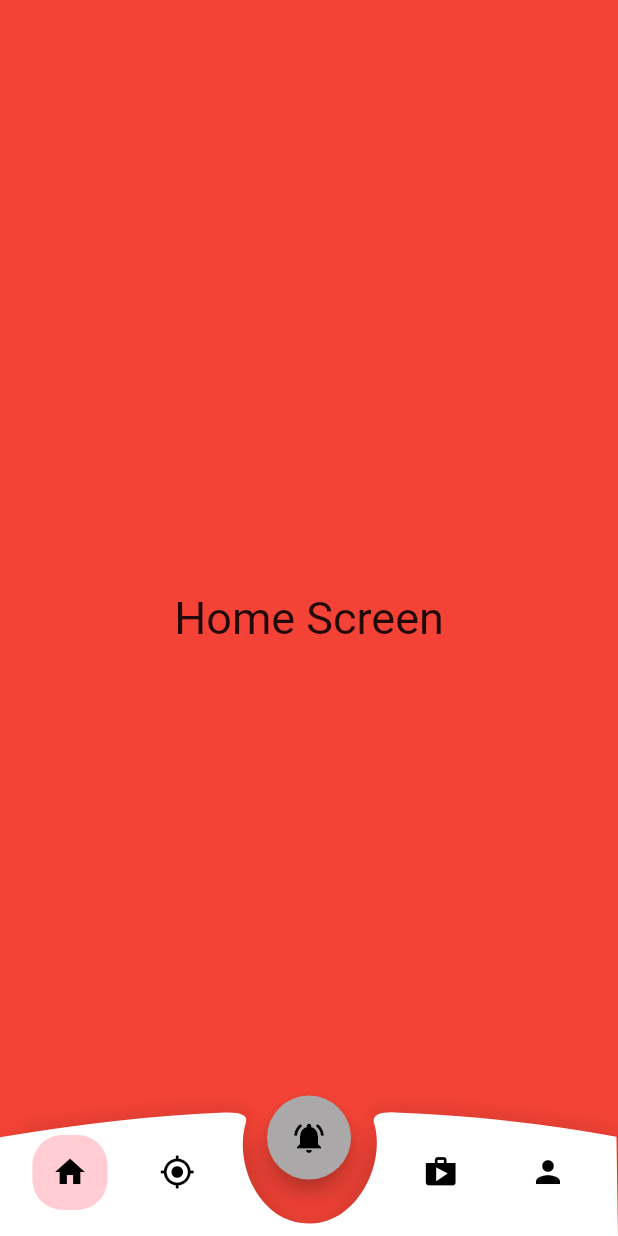
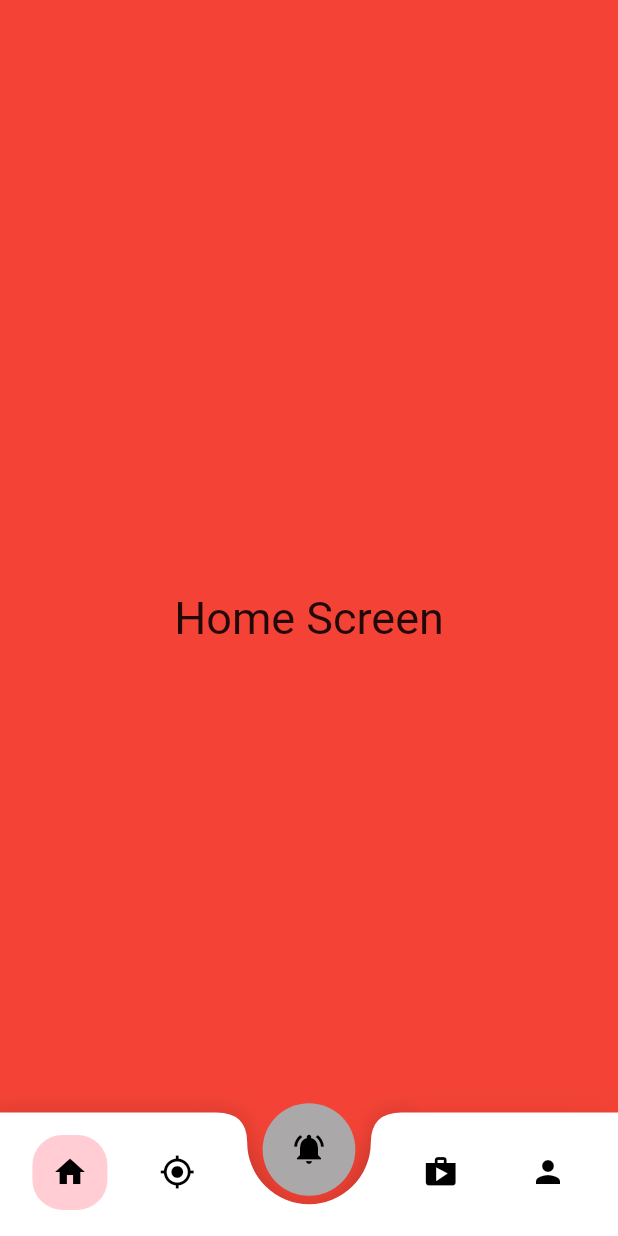
Before and after one commit to ahmednasser74/curved_bottom_navigatiom_an, a Flutter app: the screen it shows after launch, on a phone screen of 412 x 824 dp. Run offline on Flutter 3.47's test engine with Material 2 defaults, Android fonts, the phone set to English and light mode, and no system bars.

Commit message:
change style and custom decoration of curved button

```diff
--- a/lib/curved_bottom_navigation.dart
+++ b/lib/curved_bottom_navigation.dart
@@ -6,9 +6,12 @@ import 'painter_bottom_navigation.dart';
 class CurvedBottomNavigationAN extends StatefulWidget {
   final List<Widget> screenItems, buttonItems;
   final void Function(int index) currentIndex;
+  final VoidCallback? onTapCurvedButton;
   final double buttonRadius, buttonWidth, buttonHeight, elevation, heightFactor;
   int initIndex;
+  final double? bottomNavHeight, curvedButtonHeight;
   final BottomNavStyle bottomNavStyle;
+  final BoxDecoration? curvedButtonDecoration;
   final Color selectedColor,
       unSelectedColor,
       curvedButtonUnSelectedColor,
@@ -31,7 +34,11 @@ class CurvedBottomNavigationAN extends StatefulWidget {
     this.backgroundColor = Colors.white,
     this.curvedButtonUnSelectedColor = Colors.white,
     this.curvedButtonSelectedColor = Colors.red,
-    this.bottomNavStyle = BottomNavStyle.curvedBottomNavCenter,
+    this.bottomNavStyle = BottomNavStyle.styleCenter,
+    this.bottomNavHeight,
+    this.curvedButtonDecoration,
+    this.onTapCurvedButton,
+    this.curvedButtonHeight,
   }) : super(key: key);
 
   @override
@@ -40,26 +47,25 @@ class CurvedBottomNavigationAN extends StatefulWidget {
 }
 
 class _CurvedBottomNavigationANState extends State<CurvedBottomNavigationAN> {
-  late int currentIndex;
+  late int _currentIndex;
 
-  Widget selectedScreen(int currentIndex) {
+  Widget _selectedScreen(int currentIndex) {
     final screen = Scaffold(body: widget.screenItems.elementAt(currentIndex));
     return screen;
   }
 
-  void changeIndex(int index) {
+  void _changeIndex(int index) {
     widget.initIndex = index;
-    currentIndex = index;
+    _currentIndex = index;
     widget.currentIndex(widget.initIndex);
     setState(() {});
   }
 
-
   @override
   void initState() {
     super.initState();
-    currentIndex = widget.initIndex;
-    exceptionHandler(
+    _currentIndex = widget.initIndex;
+    _exceptionHandler(
       screenItems: widget.screenItems,
       buttonItems: widget.buttonItems,
     );
@@ -68,7 +74,7 @@ class _CurvedBottomNavigationANState extends State<CurvedBottomNavigationAN> {
   @override
   void didUpdateWidget(covariant CurvedBottomNavigationAN oldWidget) {
     super.didUpdateWidget(oldWidget);
-    exceptionHandler(
+    _exceptionHandler(
       screenItems: widget.screenItems,
       buttonItems: widget.buttonItems,
     );
@@ -81,12 +87,12 @@ class _CurvedBottomNavigationANState extends State<CurvedBottomNavigationAN> {
     return Scaffold(
       body: Stack(
         children: [
-          selectedScreen(currentIndex),
+          _selectedScreen(_currentIndex),
           Positioned(
             bottom: 0,
             child: SizedBox(
               width: size.width,
-              height: size.height * .10,
+              height: widget.bottomNavHeight ?? size.height * .10,
               child: Stack(
                 children: [
                   CustomPaint(
@@ -97,21 +103,23 @@ class _CurvedBottomNavigationANState extends State<CurvedBottomNavigationAN> {
                       bottomNavStyle: widget.bottomNavStyle,
                     ),
                   ),
-                  Padding(
-                    padding: const EdgeInsets.symmetric(horizontal: 20),
-                    child: Align(
-                      alignment: Alignment.bottomCenter,
+                  Center(
                     heightFactor: widget.heightFactor,
-                      child: FloatingActionButton(
-                        backgroundColor: curvedButtonColor(),
-                        onPressed: () => changeIndex(lengthIsFive ? 2 : 1),
-                        child: ClipRRect(
-                          borderRadius: BorderRadius.circular(28),
-                          child: Padding(
-                            padding: const EdgeInsets.all(8.0),
+                    child: InkWell(
+                      onTap: () {
+                        _changeIndex(lengthIsFive ? 2 : 1);
+                        widget.onTapCurvedButton!();
+                      },
+                      child: Container(
+                        width: widget.curvedButtonHeight ?? size.width * .15,
+                        decoration: widget.curvedButtonDecoration ??
+                            BoxDecoration(
+                              color: _curvedButtonColor(),
+                              shape: BoxShape.circle,
+                            ),
+                        child: Center(
                           child: widget.buttonItems
                               .elementAt(lengthIsFive ? 2 : 1),
-                          ),
                         ),
                       ),
                     ),
@@ -122,22 +130,18 @@ class _CurvedBottomNavigationANState extends State<CurvedBottomNavigationAN> {
                     child: Row(
                       mainAxisAlignment: MainAxisAlignment.spaceEvenly,
                       children: [
-                        if (widget.bottomNavStyle ==
-                                BottomNavStyle.curvedBottomNavCenter ||
-                            widget.bottomNavStyle ==
-                                BottomNavStyle.curvedBottomNavCenterCurve)
                         _buttonOfBottomNavigation(
-                            onTap: () => changeIndex(0),
+                          onTap: () => _changeIndex(0),
                           icon: widget.buttonItems.elementAt(0),
-                            color: changeColorOfSelectedIndex(0),
+                          color: _changeColorOfSelectedIndex(0),
                         ),
                         Visibility(
                           visible: lengthIsFive,
                           child: _buttonOfBottomNavigation(
-                            onTap: () => changeIndex(lengthIsFive ? 1 : 0),
+                            onTap: () => _changeIndex(lengthIsFive ? 1 : 0),
                             icon: widget.buttonItems
                                 .elementAt(lengthIsFive ? 1 : 0),
-                            color: changeColorOfSelectedIndex(
+                            color: _changeColorOfSelectedIndex(
                                 lengthIsFive ? 1 : 0),
                           ),
                         ),
@@ -145,20 +149,20 @@ class _CurvedBottomNavigationANState extends State<CurvedBottomNavigationAN> {
                         Visibility(
                           visible: lengthIsFive,
                           child: _buttonOfBottomNavigation(
-                            onTap: () => changeIndex(lengthIsFive ? 3 : 0),
+                            onTap: () => _changeIndex(lengthIsFive ? 3 : 0),
                             icon: widget.buttonItems
                                 .elementAt(lengthIsFive ? 3 : 0),
-                            color: changeColorOfSelectedIndex(
+                            color: _changeColorOfSelectedIndex(
                               lengthIsFive ? 3 : 0,
                             ),
                           ),
                         ),
                         _buttonOfBottomNavigation(
-                          onTap: () => changeIndex(lengthIsFive ? 4 : 2),
+                          onTap: () => _changeIndex(lengthIsFive ? 4 : 2),
                           icon: widget.buttonItems
                               .elementAt(lengthIsFive ? 4 : 2),
                           color:
-                              changeColorOfSelectedIndex(lengthIsFive ? 4 : 2),
+                              _changeColorOfSelectedIndex(lengthIsFive ? 4 : 2),
                         ),
                       ],
                     ),
@@ -192,31 +196,32 @@ class _CurvedBottomNavigationANState extends State<CurvedBottomNavigationAN> {
     );
   }
 
-  Color curvedButtonColor() {
+  Color _curvedButtonColor() {
     final lengthIsFive = widget.screenItems.length == 5 ? true : false;
     if (lengthIsFive) {
-      if (currentIndex == 2) {
+      if (_currentIndex == 2) {
         return widget.curvedButtonSelectedColor;
       } else {
         return widget.curvedButtonUnSelectedColor;
       }
     } else {
-      if (currentIndex == 1) {
+      if (_currentIndex == 1) {
         return widget.curvedButtonUnSelectedColor;
       } else {
         return widget.curvedButtonUnSelectedColor;
       }
     }
   }
-  Color changeColorOfSelectedIndex(int index) {
-    if (currentIndex == index) {
+
+  Color _changeColorOfSelectedIndex(int index) {
+    if (_currentIndex == index) {
       return widget.selectedColor;
     } else {
       return widget.unSelectedColor;
     }
   }
 
-  void exceptionHandler({
+  void _exceptionHandler({
     required List<Widget> screenItems,
     required List<Widget> buttonItems,
   }) {
--- a/lib/enums.dart
+++ b/lib/enums.dart
@@ -1,6 +1,6 @@
 enum BottomNavStyle {
-  curvedBottomNavCenter,
-  curvedBottomNavCenterCurve
+  styleCenter,
+  styleCenterCurvy
   // curvedBottomNavRight,
   // curvedBottomNavLeft,
 }
--- a/lib/main.dart
+++ b/lib/main.dart
@@ -1,4 +1,3 @@
-import 'package:bottom_navigation/painter_bottom_navigation.dart';
 import 'package:flutter/material.dart';
 import 'curved_bottom_navigation.dart';
 import 'enums.dart';
@@ -23,14 +22,9 @@ class MyApp extends StatelessWidget {
 
 //TODO: make curved button applicable for bottom sheet and dialogs not only as screen and make curved button customize from user
 //TODO: documentation for package
-class Example extends StatefulWidget {
+class Example extends StatelessWidget {
   const Example({Key? key}) : super(key: key);
 
-  @override
-  State<Example> createState() => _ExampleState();
-}
-
-class _ExampleState extends State<Example> {
   @override
   Widget build(BuildContext context) {
     return CurvedBottomNavigationAN(
@@ -38,13 +32,13 @@ class _ExampleState extends State<Example> {
       backgroundColor: Colors.white,
       elevation: 4,
       buttonRadius: 20,
-      heightFactor: .8,
+      heightFactor: .6,
       selectedColor: const Color(0xffffcdd3),
       // unSelectedColor: const Color(0xffffffff),
       unSelectedColor: Colors.transparent,
       // curvedButtonSelectedColor: const Color(0xff69ddfa),
       curvedButtonUnSelectedColor: const Color(0xffaaa8a8),
-      bottomNavStyle: BottomNavStyle.curvedBottomNavCenterCurve,
+      bottomNavStyle: BottomNavStyle.styleCenter,
       currentIndex: (index) {},
       screenItems: const [
         ScreenExample(title: 'Home', color: Colors.red),
--- a/lib/painter_bottom_navigation.dart
+++ b/lib/painter_bottom_navigation.dart
@@ -40,7 +40,7 @@ Path generalDrawnPath({
   required Size size,
 }) {
   switch (bottomNavStyle) {
-    case BottomNavStyle.curvedBottomNavCenter:
+    case BottomNavStyle.styleCenter:
       path.quadraticBezierTo(size.width * .20, 0, size.width * .35, 0);
       path.quadraticBezierTo(size.width * .40, 0, size.width * .40, 20);
       path.arcToPoint(Offset(size.width * .60, 20),
@@ -77,7 +77,7 @@ Path generalDrawnPath({
     //   path.lineTo(0, size.height);
     //   path.close();
     //   return path;
-    case BottomNavStyle.curvedBottomNavCenterCurve:
+    case BottomNavStyle.styleCenterCurvy:
       path.moveTo(0,size.height);
       path.quadraticBezierTo(0,size.height*0.4011250,0,size.height*0.2015000);
       path.quadraticBezierTo(size.width*0.2040625,size.height*0.0326200,size.width*0.3636875,size.height*0.0017000);
```
Lines whose indentation alone changed are shown as unchanged.
